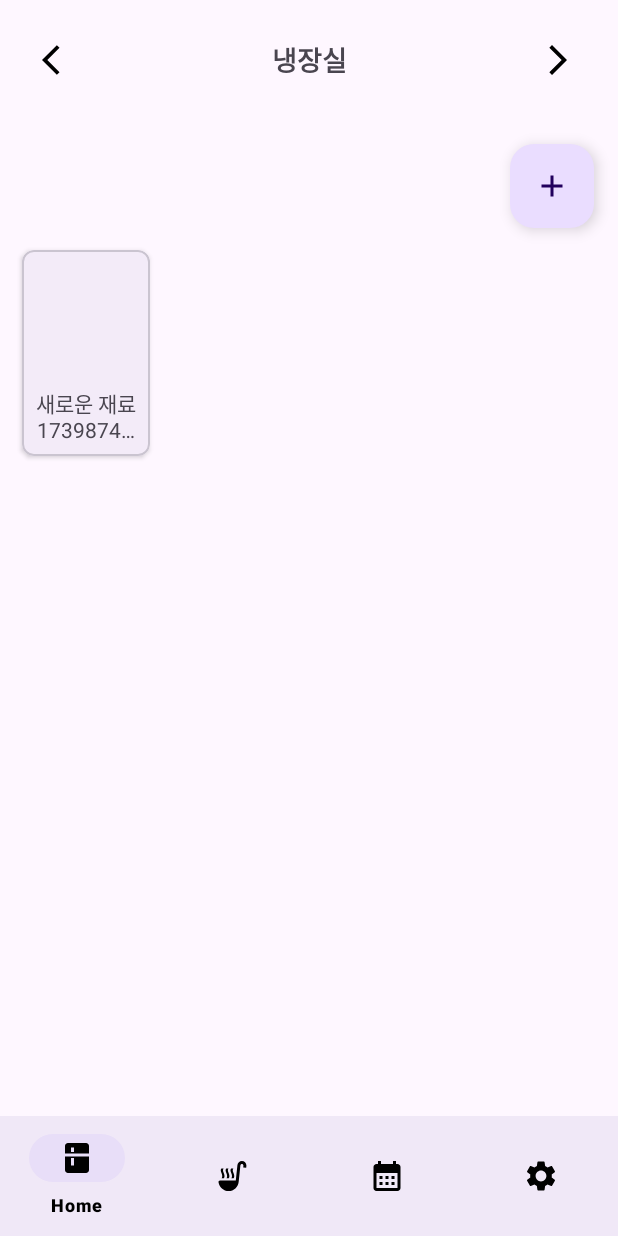
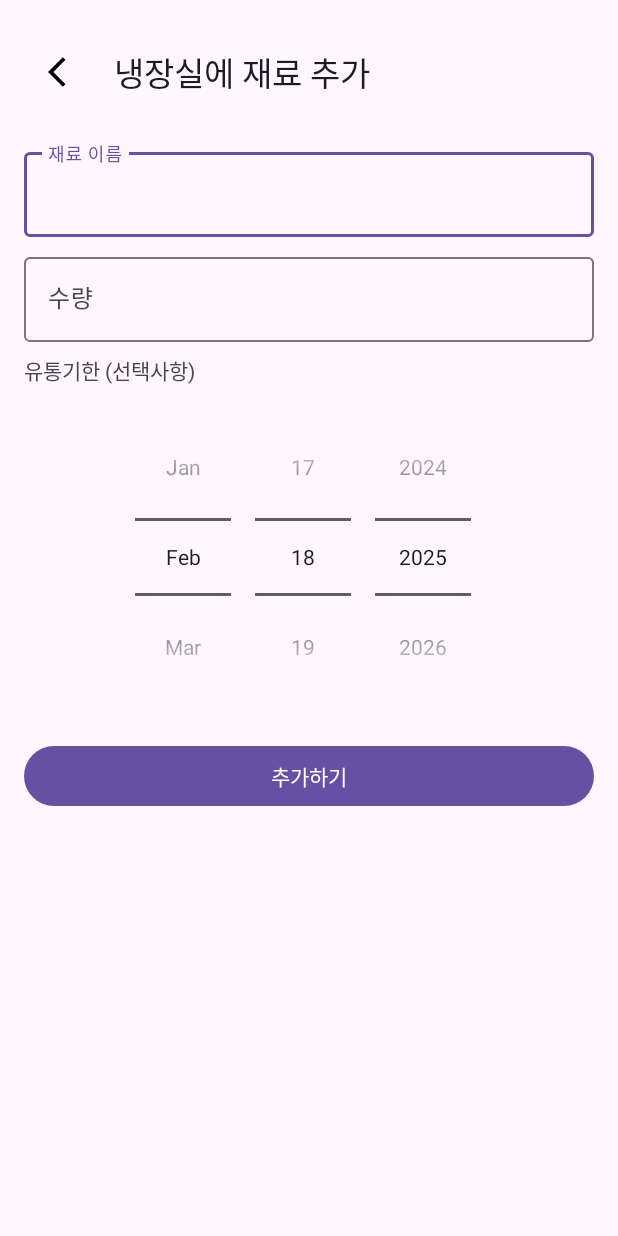
Before and after one commit to Kims-recipe/REcipe2, an Android app: the screen it shows after launch (MainActivity before the commit, AddIngredientActivity after it), after a tap on an icon or button, on a phone screen of 412 x 824 dp. Run offline under Robolectric (Android 15) with nearby library versions, the phone set to English and light mode, and no system bars; our stand-ins replace Firebase (no records; nobody signed in at launch, a user with empty details on screens opened directly), navigation-ui.

```diff
--- a/app/src/main/AndroidManifest.xml
+++ b/app/src/main/AndroidManifest.xml
@@ -12,6 +12,9 @@
         android:supportsRtl="true"
         android:theme="@style/Theme.Recipe2"
         tools:targetApi="31">
+        <activity
+            android:name=".AddIngredientActivity"
+            android:exported="false" />
         <activity
             android:name=".MyPageActivity"
             android:exported="false" />
--- /dev/null
+++ b/app/src/main/java/com/kims/recipe2/AddIngredientActivity.kt
@@ -0,0 +1,88 @@
+package com.kims.recipe2
+
+import android.os.Bundle
+import android.widget.DatePicker
+import android.widget.Toast
+import androidx.activity.enableEdgeToEdge
+import androidx.appcompat.app.AppCompatActivity
+import androidx.core.view.ViewCompat
+import androidx.core.view.WindowInsetsCompat
+import com.google.android.material.appbar.MaterialToolbar
+import com.google.android.material.button.MaterialButton
+import com.google.android.material.textfield.TextInputEditText
+import java.util.Calendar
+import java.util.UUID
+
+class AddIngredientActivity : AppCompatActivity() {
+
+    private val firestoreManager = FirestoreManager()
+    private lateinit var storageType: StorageType
+
+    override fun onCreate(savedInstanceState: Bundle?) {
+        super.onCreate(savedInstanceState)
+        setContentView(R.layout.activity_add_ingredient)
+
+        // Intent에서 현재 선택된 저장 타입 받기
+        storageType = intent.getSerializableExtra("storageType") as? StorageType ?: StorageType.REFRIGERATOR
+
+        setupToolbar()
+        setupAddButton()
+    }
+
+    private fun setupToolbar() {
+        val toolbar = findViewById<MaterialToolbar>(R.id.toolbar)
+        toolbar.setNavigationOnClickListener {
+            finish()
+        }
+        toolbar.title = "${storageType.getDisplayName()}에 재료 추가"
+    }
+
+    private fun setupAddButton() {
+        val btnAddIngredient = findViewById<MaterialButton>(R.id.btnAddIngredient)
+        val etName = findViewById<TextInputEditText>(R.id.etIngredientName)
+        val etAmount = findViewById<TextInputEditText>(R.id.etIngredientAmount)
+        val datePicker = findViewById<DatePicker>(R.id.dpExpiration)
+
+        btnAddIngredient.setOnClickListener {
+            val ingredientName = etName.text.toString()
+
+            if (ingredientName.isBlank()) {
+                Toast.makeText(this, "재료 이름을 입력해주세요", Toast.LENGTH_SHORT).show()
+                return@setOnClickListener
+            }
+
+            val amount = etAmount.text.toString().toIntOrNull() ?: 0
+
+            // 유통기한 날짜 설정
+            val calendar = Calendar.getInstance()
+            calendar.set(datePicker.year, datePicker.month, datePicker.dayOfMonth)
+            val expirationDate = calendar.time
+
+            // 새 재료 객체 생성
+            val newIngredient = IngredientItem(
+                id = UUID.randomUUID().toString(),
+                name = ingredientName,
+                storageType = storageType,
+                number = amount,
+                expiration = expirationDate,
+                imageUrl = null  // 이미지는 나중에 추가 가능
+            )
+
+            // Firestore에 저장
+            saveIngredientToFirestore(newIngredient)
+        }
+    }
+
+    private fun saveIngredientToFirestore(ingredient: IngredientItem) {
+        firestoreManager.saveIngredient(
+            ingredient = ingredient,
+            onSuccess = {
+                Toast.makeText(this, "${ingredient.name} 추가 완료", Toast.LENGTH_SHORT).show()
+                finish() // 저장 후 액티비티 종료
+            },
+            onFailure = { exception ->
+                Toast.makeText(this, "추가 실패: ${exception.message}", Toast.LENGTH_SHORT).show()
+            }
+        )
+    }
+}
--- a/app/src/main/java/com/kims/recipe2/HomeFragment.kt
+++ b/app/src/main/java/com/kims/recipe2/HomeFragment.kt
@@ -1,14 +1,20 @@
 package com.kims.recipe2
 
+import android.app.AlertDialog
+import android.content.Intent
 import android.graphics.Rect
 import android.os.Bundle
 import androidx.fragment.app.Fragment
 import android.view.LayoutInflater
 import android.view.View
 import android.view.ViewGroup
+import android.widget.DatePicker
+import android.widget.Toast
 import androidx.recyclerview.widget.GridLayoutManager
 import androidx.recyclerview.widget.RecyclerView
+import com.google.android.material.textfield.TextInputEditText
 import com.kims.recipe2.databinding.FragmentHomeBinding
+import java.util.*
 
 class HomeFragment : Fragment() {
 
@@ -18,7 +24,10 @@ class HomeFragment : Fragment() {
     private lateinit var ingredientAdapter: IngredientAdapter
     private var currentStorageType = StorageType.REFRIGERATOR
 
-    // 임시 데이터 (나중에 데이터베이스로 교체)
+    // Firestore 매니저
+    private val firestoreManager = FirestoreManager()
+
+    // 재료 목록을 저장
     private val ingredientsByStorage = mutableMapOf<StorageType, MutableList<IngredientItem>>()
 
     override fun onCreateView(
@@ -33,36 +42,42 @@ class HomeFragment : Fragment() {
     override fun onViewCreated(view: View, savedInstanceState: Bundle?) {
         super.onViewCreated(view, savedInstanceState)
 
-        initializeDummyData() // 임시 데이터 초기화
         setupRecyclerView()
         setupStorageNavigation()
         setupAddButton()
-        updateIngredientList() // 초기 데이터 표시
+        loadIngredientsFromFirestore() // Firestore에서 데이터 로드
     }
 
-    private fun initializeDummyData() {
-        // 임시 데이터 초기화 (나중에 데이터베이스로 교체)
+    private fun loadIngredientsFromFirestore() {
+        // 초기화
         StorageType.values().forEach { storageType ->
             ingredientsByStorage[storageType] = mutableListOf()
         }
 
-        // 샘플 데이터
-        ingredientsByStorage[StorageType.REFRIGERATOR]?.addAll(
-            listOf(
-//                IngredientItem("1", "우유", StorageType.REFRIGERATOR, 1, 2025, "5"),
-//                IngredientItem("2", "계란", StorageType.REFRIGERATOR)
-            )
+        // Firestore에서 모든 재료 가져오기
+        firestoreManager.getAllIngredients(
+            onSuccess = { ingredients ->
+                // 모든 재료를 저장 위치별로 분류
+                ingredients.forEach { ingredient ->
+                    ingredientsByStorage[ingredient.storageType]?.add(ingredient)
+                }
+                updateIngredientList() // UI 업데이트
+            },
+            onFailure = { exception ->
+                Toast.makeText(context, "데이터 로드 실패: ${exception.message}", Toast.LENGTH_SHORT).show()
+            }
         )
-        ingredientsByStorage[StorageType.FREEZER]?.addAll(
-            listOf(
 
-            )
-        )
-        ingredientsByStorage[StorageType.PANTRY]?.addAll(
-            listOf(
-
-            )
-        )
+        // 실시간 업데이트 감지 설정
+        firestoreManager.observeIngredients { ingredients ->
+            // 저장소별로 재료 분류
+            StorageType.values().forEach { storageType ->
+                ingredientsByStorage[storageType] = ingredients
+                    .filter { it.storageType == storageType }
+                    .toMutableList()
+            }
+            updateIngredientList() // UI 업데이트
+        }
     }
 
     private fun setupRecyclerView() {
@@ -125,25 +140,79 @@ class HomeFragment : Fragment() {
 
     private fun setupAddButton() {
         binding.fabAddIngredient.setOnClickListener {
-            addNewIngredient()
+            // 새 액티비티로 이동
+            val intent = Intent(requireContext(), AddIngredientActivity::class.java)
+            intent.putExtra("storageType", currentStorageType)
+            startActivity(intent)
         }
     }
 
-    private fun addNewIngredient() {
-        // 임시로 재료 추가 (나중에 다이얼로그나 새 화면으로 대체)
-        val newId = System.currentTimeMillis().toString()
-        val newIngredient = IngredientItem(
-            id = newId,
-            name = "새로운 재료 $newId",
-            storageType = currentStorageType,
-            number = 10,
-            expiration = null,
-            imageUrl=""
-        )
+    // 처음에 다이얼로그로만 할까 하다가 사진도 넣어야하고 음성인식도 해야해서 엑티비티로 바꾸고 일단 지움
+//    private fun setupAddButton() {
+//        binding.fabAddIngredient.setOnClickListener {
+//            showAddIngredientDialog()
+//        }
+//    }
+//
+//
+//
+//    private fun showAddIngredientDialog() {
+//        val dialogView = layoutInflater.inflate(R.layout.add_ingredient_dialog, null)
+//        val etName = dialogView.findViewById<TextInputEditText>(R.id.etIngredientName)
+//        val etAmount = dialogView.findViewById<TextInputEditText>(R.id.etIngredientAmount)
+//        val datePicker = dialogView.findViewById<DatePicker>(R.id.dpExpiration)
+//
+//        val dialog = AlertDialog.Builder(requireContext())
+//            .setView(dialogView)
+//            .setPositiveButton("추가") { _, _ ->
+//                val ingredientName = etName.text.toString()
+//
+//                if (ingredientName.isBlank()) {
+//                    Toast.makeText(context, "재료 이름을 입력해주세요", Toast.LENGTH_SHORT).show()
+//                    return@setPositiveButton
+//                }
+//
+//                val amount = etAmount.text.toString().toIntOrNull() ?: 0
+//
+//                // 유통기한 날짜 설정
+//                val calendar = Calendar.getInstance()
+//                calendar.set(datePicker.year, datePicker.month, datePicker.dayOfMonth)
+//                val expirationDate = calendar.time
+//
+//                // 새 재료 객체 생성
+//                val newIngredient = IngredientItem(
+//                    id = UUID.randomUUID().toString(),
+//                    name = ingredientName,
+//                    storageType = currentStorageType,
+//                    number = amount,
+//                    expiration = expirationDate,
+//                    imageUrl = null  // 이미지는 나중에 추가 가능
+//                )
+//
+//                // Firestore에 저장
+//                saveIngredientToFirestore(newIngredient)
+//            }
+//            .setNegativeButton("취소", null)
+//            .create()
+//
+//        dialog.show()
+//    }
 
-        ingredientsByStorage[currentStorageType]?.add(newIngredient)
-        updateIngredientList()
-    }
+//    private fun saveIngredientToFirestore(ingredient: IngredientItem) {
+//        firestoreManager.saveIngredient(
+//            ingredient = ingredient,
+//            onSuccess = {
+//                Toast.makeText(context, "${ingredient.name} 추가 완료", Toast.LENGTH_SHORT).show()
+//
+//                // 로컬 목록에도 추가 (실시간 리스너로 업데이트가 되지만, 즉각적인 UI 반응을 위해)
+//                ingredientsByStorage[ingredient.storageType]?.add(ingredient)
+//                updateIngredientList()
+//            },
+//            onFailure = { exception ->
+//                Toast.makeText(context, "추가 실패: ${exception.message}", Toast.LENGTH_SHORT).show()
+//            }
+//        )
+//    }
 
     override fun onDestroyView() {
         super.onDestroyView()
--- /dev/null
+++ b/app/src/main/res/layout/activity_add_ingredient.xml
@@ -0,0 +1,62 @@
+<?xml version="1.0" encoding="utf-8"?>
+<LinearLayout xmlns:android="http://schemas.android.com/apk/res/android"
+    xmlns:app="http://schemas.android.com/apk/res-auto"
+    android:layout_width="match_parent"
+    android:layout_height="match_parent"
+    android:orientation="vertical"
+    android:padding="16dp">
+
+    <com.google.android.material.appbar.MaterialToolbar
+        android:id="@+id/toolbar"
+        android:layout_width="match_parent"
+        android:layout_height="?attr/actionBarSize"
+        app:title="재료 추가"
+        app:navigationIcon="@drawable/ic_arrow_left" />
+
+    <com.google.android.material.textfield.TextInputLayout
+        android:layout_width="match_parent"
+        android:layout_height="wrap_content"
+        android:layout_marginTop="16dp"
+        android:layout_marginBottom="8dp">
+
+        <com.google.android.material.textfield.TextInputEditText
+            android:id="@+id/etIngredientName"
+            android:layout_width="match_parent"
+            android:layout_height="wrap_content"
+            android:hint="재료 이름"/>
+    </com.google.android.material.textfield.TextInputLayout>
+
+    <com.google.android.material.textfield.TextInputLayout
+        android:layout_width="match_parent"
+        android:layout_height="wrap_content"
+        android:layout_marginBottom="8dp">
+
+        <com.google.android.material.textfield.TextInputEditText
+            android:id="@+id/etIngredientAmount"
+            android:layout_width="match_parent"
+            android:layout_height="wrap_content"
+            android:hint="수량"
+            android:inputType="number"/>
+    </com.google.android.material.textfield.TextInputLayout>
+
+    <TextView
+        android:layout_width="match_parent"
+        android:layout_height="wrap_content"
+        android:text="유통기한 (선택사항)"
+        android:layout_marginBottom="8dp"/>
+
+    <DatePicker
+        android:id="@+id/dpExpiration"
+        android:layout_width="match_parent"
+        android:layout_height="wrap_content"
+        android:datePickerMode="spinner"
+        android:calendarViewShown="false"
+        android:layout_marginBottom="16dp"/>
+
+    <com.google.android.material.button.MaterialButton
+        android:id="@+id/btnAddIngredient"
+        android:layout_width="match_parent"
+        android:layout_height="wrap_content"
+        android:text="추가하기"/>
+
+</LinearLayout>
```
Also changed, not shown: app/src/main/res/layout/add_ingredient_dialog.xml (added, +55 -0 lines).
